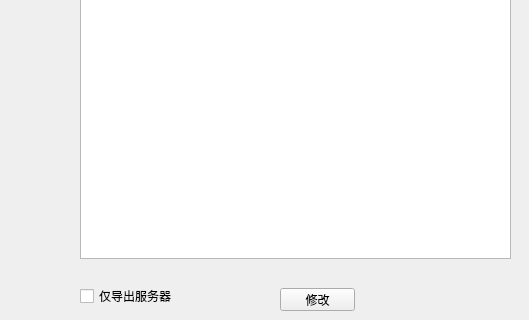
Above: designer/ui/create_enum.ui from aywfelix/ProtoExcelTool before the change; both pictures show x 0 to 529 and y 322 to 642 of the 529 by 642 pixel window. Below: the same form after it.
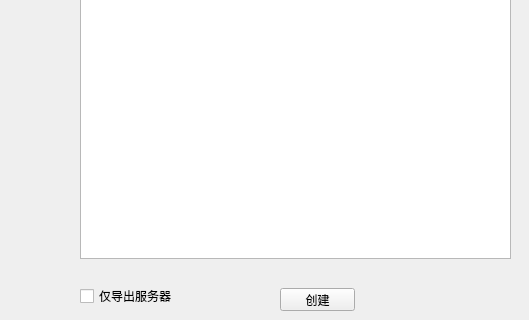
That is the form after the change.

Commit message: 枚举界面修改

What changed in the file:
```diff
--- a/designer/ui/create_enum.ui
+++ b/designer/ui/create_enum.ui
@@ -95,7 +95,7 @@
     </rect>
    </property>
    <property name="text">
-    <string>修改</string>
+    <string>创建</string>
    </property>
   </widget>
   <widget class="QTableWidget" name="tBvEnum">
```
Left out of the diff: 2 changed lines with no effect on the pictures. The commit also changes 2 other files.
